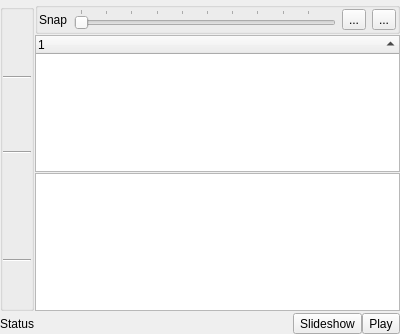
This is lumina-fm/widgets/DirWidget.ui in lumina-desktop/lumina as Qt 5 draws it before an edit. The edited form follows.
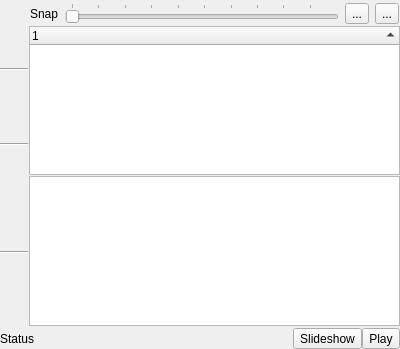
This is the edited form.

Commit message: Clean up some of the new widgets/functionality: 1) Fix a layout issue with the DirWidget 2) Fix the GoToNext functionality in the multimedia player 3) Ensure the multimedia player is stopped if the tab is closed 4) Clean up some dead space in the DirWidget

Diff of the .ui file:
```diff
--- a/lumina-fm/widgets/DirWidget.ui
+++ b/lumina-fm/widgets/DirWidget.ui
@@ -7,13 +7,13 @@
     <x>0</x>
     <y>0</y>
     <width>400</width>
-    <height>334</height>
+    <height>349</height>
    </rect>
   </property>
   <property name="windowTitle">
    <string>Form</string>
   </property>
-  <layout class="QGridLayout" name="gridLayout">
+  <layout class="QGridLayout" name="gridLayout" rowstretch="0,0,0,0" columnstretch="0,1">
    <property name="leftMargin">
     <number>0</number>
    </property>
@@ -35,19 +35,62 @@
    <item row="0" column="0" rowspan="2" colspan="2">
     <layout class="QHBoxLayout" name="toolbar_layout"/>
    </item>
-   <item row="1" column="1" rowspan="2">
+   <item row="3" column="0" colspan="2">
+    <layout class="QHBoxLayout" name="horizontalLayout_2">
+     <item>
+      <widget class="QLabel" name="label_status">
+       <property name="text">
+        <string notr="true">Status</string>
+       </property>
+      </widget>
+     </item>
+     <item>
+      <widget class="QToolButton" name="tool_goToImages">
+       <property name="statusTip">
+        <string>Add selected images to slideshow</string>
+       </property>
+       <property name="text">
+        <string>Slideshow</string>
+       </property>
+       <property name="iconSize">
+        <size>
+         <width>20</width>
+         <height>20</height>
+        </size>
+       </property>
+       <property name="toolButtonStyle">
+        <enum>Qt::ToolButtonTextBesideIcon</enum>
+       </property>
+      </widget>
+     </item>
+     <item>
+      <widget class="QToolButton" name="tool_goToPlayer">
+       <property name="statusTip">
+        <string>Enqueue selection in multimedia player</string>
+       </property>
+       <property name="text">
+        <string>Play</string>
+       </property>
+       <property name="iconSize">
+        <size>
+         <width>20</width>
+         <height>20</height>
+        </size>
+       </property>
+       <property name="toolButtonStyle">
+        <enum>Qt::ToolButtonTextBesideIcon</enum>
+       </property>
+      </widget>
+     </item>
+    </layout>
+   </item>
+   <item row="2" column="1">
     <layout class="QVBoxLayout" name="verticalLayout_2">
      <property name="spacing">
       <number>1</number>
      </property>
      <item>
-      <widget class="QGroupBox" name="group_snaps">
-       <property name="title">
-        <string notr="true"/>
-       </property>
-       <property name="flat">
-        <bool>true</bool>
-       </property>
+      <widget class="QFrame" name="group_snaps">
        <layout class="QHBoxLayout" name="horizontalLayout_3">
         <property name="leftMargin">
          <number>1</number>
@@ -156,16 +199,13 @@
     </layout>
    </item>
    <item row="2" column="0">
-    <widget class="QGroupBox" name="group_actions">
+    <widget class="QFrame" name="group_actions">
      <property name="sizePolicy">
       <sizepolicy hsizetype="Minimum" vsizetype="Preferred">
        <horstretch>0</horstretch>
        <verstretch>0</verstretch>
       </sizepolicy>
      </property>
-     <property name="title">
-      <string/>
-     </property>
      <layout class="QVBoxLayout" name="verticalLayout_3">
       <property name="leftMargin">
        <number>0</number>
@@ -395,55 +435,6 @@
      </layout>
     </widget>
    </item>
-   <item row="3" column="0" colspan="2">
-    <layout class="QHBoxLayout" name="horizontalLayout_2">
-     <item>
-      <widget class="QLabel" name="label_status">
-       <property name="text">
-        <string notr="true">Status</string>
-       </property>
-      </widget>
-     </item>
-     <item>
-      <widget class="QToolButton" name="tool_goToImages">
-       <property name="statusTip">
-        <string>Add selected images to slideshow</string>
-       </property>
-       <property name="text">
-        <string>Slideshow</string>
-       </property>
-       <property name="iconSize">
-        <size>
-         <width>20</width>
-         <height>20</height>
-        </size>
-       </property>
-       <property name="toolButtonStyle">
-        <enum>Qt::ToolButtonTextBesideIcon</enum>
-       </property>
-      </widget>
-     </item>
-     <item>
-      <widget class="QToolButton" name="tool_goToPlayer">
-       <property name="statusTip">
-        <string>Enqueue selection in multimedia player</string>
-       </property>
-       <property name="text">
-        <string>Play</string>
-       </property>
-       <property name="iconSize">
-        <size>
-         <width>20</width>
-         <height>20</height>
-        </size>
-       </property>
-       <property name="toolButtonStyle">
-        <enum>Qt::ToolButtonTextBesideIcon</enum>
-       </property>
-      </widget>
-     </item>
-    </layout>
-   </item>
   </layout>
   <action name="actionBack">
    <property name="text">
```
The commit also changes 4 other files.
